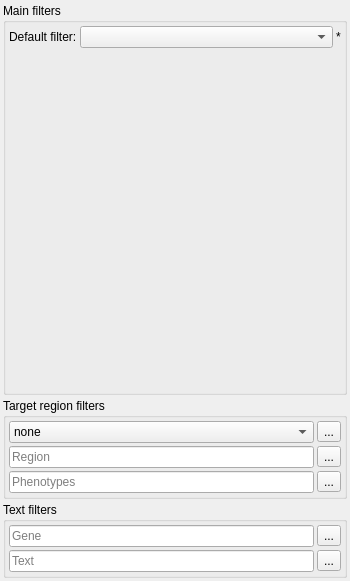
Above: src/GSvar/FilterWidgetSV.ui from imgag/ngs-bits before the change. Below: the same form after it.
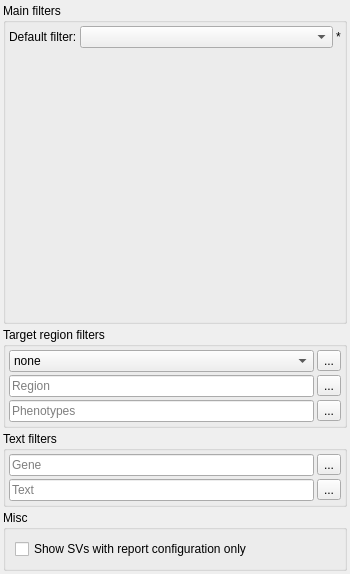
That is the form after the change. Icons and pictures are not drawn. Custom widgets are drawn as their Qt base class.

Commit message:
src/cppNGSD/NGSD.*: added support for SVs in report config
src/cppNGSD/resources/NGSD_schema.sql: added report_configuration_sv table

src/cppNGSD-TEST/NGSD_Test.h: added SV test for report config

src/cppNGS/BedpeFile.*: - added method to find SV in Bedpe file
                        - added toString method

src/GSvar/SvWidget.*: - added support to add/remove SVs to/from the report config and display selected SVS

src/GSvar/FilterWidgetSV.*: added filter to display only SVs of the report config

src/GSvar/MainWindow.*: loads SVs during start of GSvar to allow to deal with SVs in report config

The edit to the form file:
```diff
--- a/src/GSvar/FilterWidgetSV.ui
+++ b/src/GSvar/FilterWidgetSV.ui
@@ -7,7 +7,7 @@
     <x>0</x>
     <y>0</y>
     <width>350</width>
-    <height>581</height>
+    <height>574</height>
    </rect>
   </property>
   <property name="minimumSize">
@@ -333,6 +333,31 @@
      </layout>
     </widget>
    </item>
+   <item>
+    <widget class="QGroupBox" name="groupBox_Misc">
+     <property name="sizePolicy">
+      <sizepolicy hsizetype="Preferred" vsizetype="Fixed">
+       <horstretch>0</horstretch>
+       <verstretch>0</verstretch>
+      </sizepolicy>
+     </property>
+     <property name="title">
+      <string>Misc</string>
+     </property>
+     <property name="flat">
+      <bool>true</bool>
+     </property>
+     <layout class="QVBoxLayout" name="verticalLayout_2">
+      <item>
+       <widget class="QCheckBox" name="report_config">
+        <property name="text">
+         <string>Show SVs with report configuration only</string>
+        </property>
+       </widget>
+      </item>
+     </layout>
+    </widget>
+   </item>
   </layout>
  </widget>
  <customwidgets>
```
The commit also changes 17 other files.
